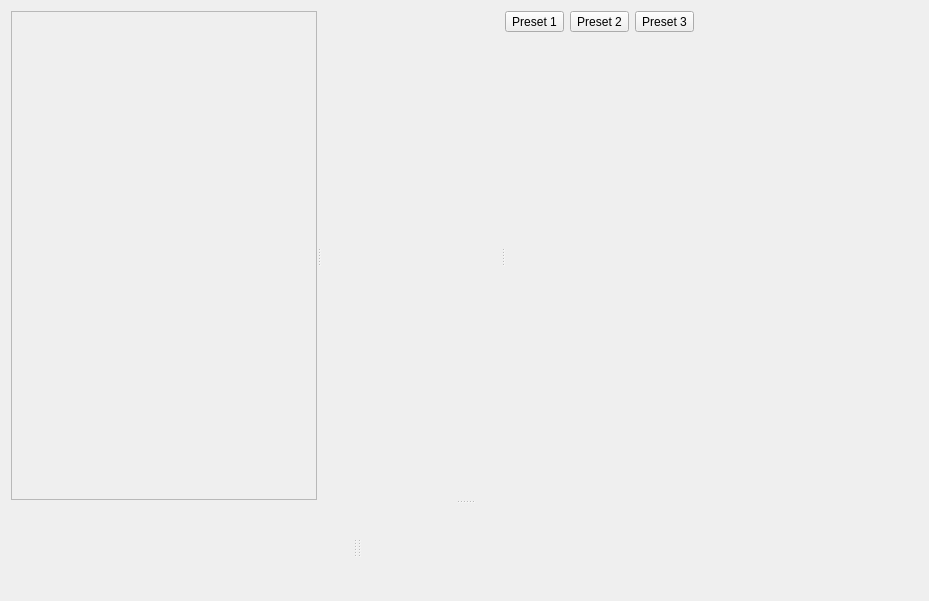
This is src/resources/ui/devwidget.ui in remia/EclairLooks as Qt 5 draws it before an edit. The edited form follows.
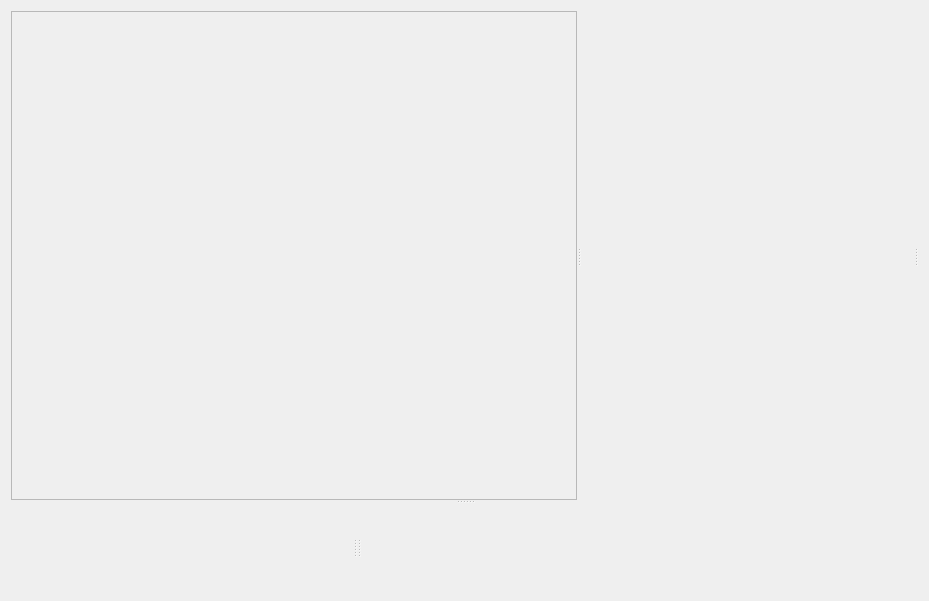
This is the edited form. Custom widgets are drawn as their Qt base class.

Commit message: Remove pipeline presets prototype gui for now

Diff of the .ui file:
```diff
--- a/src/resources/ui/devwidget.ui
+++ b/src/resources/ui/devwidget.ui
@@ -39,58 +39,6 @@
         <property name="bottomMargin">
          <number>0</number>
         </property>
-        <item>
-         <widget class="QWidget" name="presetWidget" native="true">
-          <layout class="QHBoxLayout" name="horizontalLayout">
-           <property name="leftMargin">
-            <number>0</number>
-           </property>
-           <property name="topMargin">
-            <number>0</number>
-           </property>
-           <property name="rightMargin">
-            <number>0</number>
-           </property>
-           <property name="bottomMargin">
-            <number>0</number>
-           </property>
-           <item>
-            <widget class="QToolButton" name="toolButton_3">
-             <property name="text">
-              <string>Preset 1</string>
-             </property>
-            </widget>
-           </item>
-           <item>
-            <widget class="QToolButton" name="toolButton_2">
-             <property name="text">
-              <string>Preset 2</string>
-             </property>
-            </widget>
-           </item>
-           <item>
-            <widget class="QToolButton" name="toolButton">
-             <property name="text">
-              <string>Preset 3</string>
-             </property>
-            </widget>
-           </item>
-           <item>
-            <spacer name="horizontalSpacer">
-             <property name="orientation">
-              <enum>Qt::Horizontal</enum>
-             </property>
-             <property name="sizeHint" stdset="0">
-              <size>
-               <width>40</width>
-               <height>20</height>
-              </size>
-             </property>
-            </spacer>
-           </item>
-          </layout>
-         </widget>
-        </item>
         <item>
          <widget class="ImageWidget" name="imageWidget" native="true">
           <property name="sizePolicy">
```
